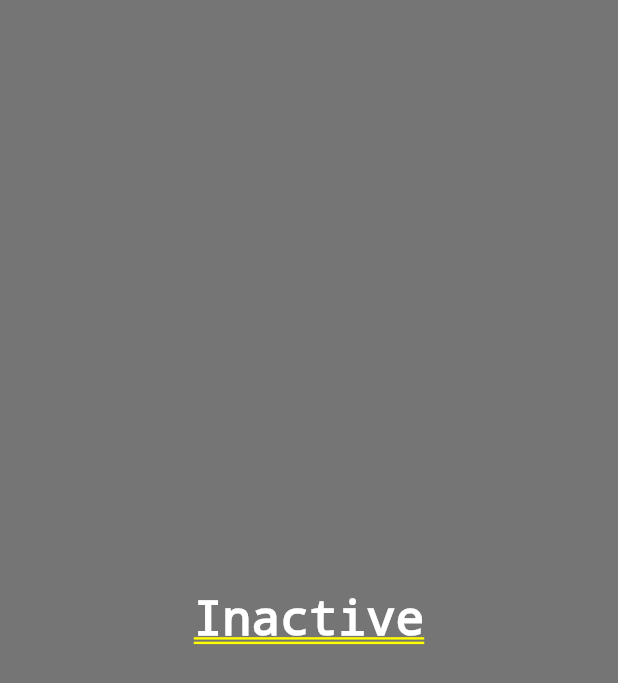
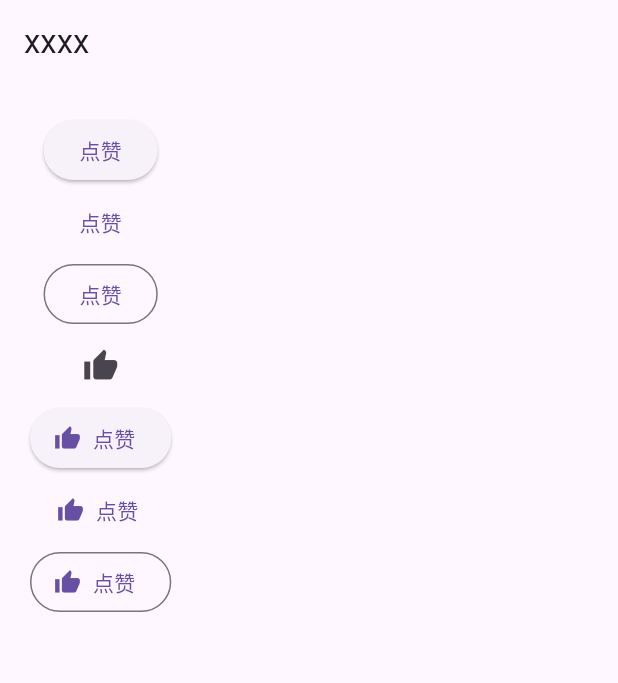
Before and after one commit to leoxoocanada/flutter_learning, a Flutter app: the screen it shows after launch, on a phone screen of 412 x 824 dp. Shown: the top 683 px of the screen. Run offline on Flutter 3.47's test engine with Material 3 defaults, Android fonts, the phone set to English and light mode, and no system bars.

Commit message:
ButtonDemo

```diff
--- a/lib/main.dart
+++ b/lib/main.dart
@@ -11,14 +11,183 @@ class MyApp extends StatelessWidget {
   Widget build(BuildContext context) {
     return MaterialApp(
       title: 'Flutter Demo',
-      theme: ThemeData(
-        colorScheme: ColorScheme.fromSeed(seedColor: Colors.deepPurple),
-        useMaterial3: true,
-      ),
-      home: TabBoxA(),
+      initialRoute: 'default',
+      // theme: ThemeData(
+      //   colorScheme: ColorScheme.fromSeed(seedColor: Colors.deepPurple),
+      //   useMaterial3: true,
+      // ),
+      // routes: {
+      //   'default': (context) => MyHomePage(title: 'Flutter Demo Home Page'),
+      //   'new': (context) => TipRoute(text: 'aaaaa',),
+      // },
+      home: MyHomePage(title: 'xxxx'),
     );
   }
 }
+
+class MyHomePage extends StatefulWidget {
+  MyHomePage({Key? key, required this.title}) : super(key: key);
+  final String title;
+
+  @override
+  _MyHomePageState createState() => _MyHomePageState();
+}
+
+class _MyHomePageState extends State<MyHomePage> {
+  @override
+  Widget build(BuildContext context) {
+    return Scaffold(
+      appBar: AppBar(
+        title: Text(widget.title),
+      ),
+      body: Padding(
+        padding: EdgeInsets.all(20),
+        child: ButtonDemo(),
+      ),
+    );
+  }
+}
+class ButtonDemo extends StatelessWidget {
+  @override
+  Widget build(BuildContext context) {
+    return Container(
+        child: Column(children: [
+          ElevatedButton(
+            child: Text('点赞'),
+            onPressed: () {
+              print('xxxxx');
+            }
+          ),
+          TextButton(
+            child: Text('点赞'),
+            onPressed: () {
+              print('xxxxx');
+            }
+          ),
+          OutlinedButton(
+            child: Text('点赞'),
+            onPressed: () {
+              print('xxxxx');
+            }
+          ),
+          IconButton(
+            icon: Icon(Icons.thumb_up),
+            onPressed: () {
+              print('xxxxx');
+            }
+          ),
+          ElevatedButton.icon(
+            icon: Icon(Icons.thumb_up),
+            label: Text('点赞'),
+            onPressed: () {
+              print('xxxxx');
+            }
+          ),
+          TextButton.icon(
+            icon: Icon(Icons.thumb_up),
+            label: Text('点赞'),
+            onPressed: () {
+              print('xxxxx');
+            }
+          ),
+          OutlinedButton.icon(
+            icon: Icon(Icons.thumb_up),
+            label: Text('点赞'),
+            onPressed: () {
+              print('xxxxx');
+            }
+          ),
+        ],)
+      );
+  }
+}
+// class _MyHomePageState extends State<MyHomePage> {
+//   int _counter = 0;
+
+//   void _incrementCounter() {
+//     setState(() {
+//       _counter++;
+//     });
+//   }
+
+//   @override
+//   Widget build(BuildContext context) {
+//     return Scaffold(
+//       appBar: AppBar(
+//         title: Text(widget.title),
+//       ),
+//       body: Center(
+//         child: Column(
+//           mainAxisAlignment: MainAxisAlignment.center,
+//           children: <Widget>[
+//             Text('You have pushed the button this many times:'),
+//             Text(
+//               '$_counter',
+//               style: Theme.of(context).textTheme.headline4,
+//             ),
+//             TextButton(
+//               child: Text('open new route'),
+//               onPressed: () async {
+//                 Navigator.pushNamed(context, 'new');
+//                 // Navigator.push(context, MaterialPageRoute(builder: (context) => NewRoute()));
+//                 // var result = await Navigator.push(
+//                 //     context,
+//                 //     MaterialPageRoute(
+//                 //         builder: (context) => TipRoute(text: 'xxxxx')));
+//                 // print('路由返回值:$result');
+//               },
+//             )
+//           ],
+//         ),
+//       ),
+//       floatingActionButton: FloatingActionButton(
+//         onPressed: _incrementCounter,
+//         tooltip: 'Increment',
+//         child: Icon(Icons.add),
+//       ), // This trailing comma makes auto-formatting nicer for build methods.
+//     );
+//   }
+// }
+
+// class TipRoute extends StatelessWidget {
+//   const TipRoute({Key? key, required this.text}) : super(key: key);
+
+//   final String text;
+
+//   @override
+//   Widget build(BuildContext context) {
+//     return Scaffold(
+//         appBar: AppBar(
+//           title: Text('提示'),
+//         ),
+//         body: Padding(
+//             padding: EdgeInsets.all(18),
+//             child: Center(
+//                 child: Column(children: [
+//               Text(text),
+//               ElevatedButton(
+//                 onPressed: () => Navigator.pop(context, '我是返回值'),
+//                 child: Text('返回'),
+//               )
+//             ]))));
+//   }
+// }
+
+// class NewRoute extends StatelessWidget {
+//   const NewRoute({super.key});
+
+//   @override
+//   Widget build(BuildContext context) {
+//     return Scaffold(
+//       appBar: AppBar(
+//         title: Text('New Route'),
+//       ),
+//       body: Center(
+//         child: Text('This is new route'),
+//       )
+//     );
+//   }
+// }
 
 // class CounterWidget extends StatefulWidget {
 //   final int initValue;
@@ -81,18 +250,6 @@ class MyApp extends StatelessWidget {
 //   }
 // }
 
-// class MyHomePage extends StatefulWidget {
-//   @override
-//   State<MyHomePage> createState() => _MyHomePageState();
-// }
-
-// class _MyHomePageState extends State<MyHomePage> {
-//   @override
-//   Widget build(BuildContext context) {
-//     return const Echo(text: 'XXXX', backgroundColor: Colors.deepOrange,);
-//   }
-// }
-
 
 // class Echo extends StatelessWidget {
 //   const Echo({ Key? key, required this.text, this.backgroundColor = Colors.grey }): super(key: key);
@@ -115,39 +272,39 @@ class MyApp extends StatelessWidget {
 //   }
 // }
 
-class TabBoxA extends StatefulWidget {
-  const TabBoxA({Key? key}) : super(key: key);
+// class TabBoxA extends StatefulWidget {
+//   const TabBoxA({Key? key}) : super(key: key);
 
-  @override
-  _TabBoxAState createState() => _TabBoxAState();
-}
+//   @override
+//   _TabBoxAState createState() => _TabBoxAState();
+// }
 
-class _TabBoxAState extends State {
-  bool _active = false;
+// class _TabBoxAState extends State {
+//   bool _active = false;
 
-  void _handleTap() {
-    setState(() {
-      _active = !_active;
-    });
-  }
+//   void _handleTap() {
+//     setState(() {
+//       _active = !_active;
+//     });
+//   }
 
-  @override
-  Widget build(BuildContext context) {
-    return GestureDetector(
-      onTap: _handleTap,
-      child: Container(
-        width: 200,
-        height: 200,
-        decoration: BoxDecoration(
-          color: _active ? Colors.lightGreen[700] : Colors.grey[600],
-        ),
-        child: Center(
-          child: Text(
-            _active ? 'Active' : 'Inactive',
-            style: const TextStyle(fontSize: 32.0, color: Colors.white),
-          )
-        )
-      )
-    );
-  }
-}
+//   @override
+//   Widget build(BuildContext context) {
+//     return GestureDetector(
+//       onTap: _handleTap,
+//       child: Container(
+//         width: 200,
+//         height: 200,
+//         decoration: BoxDecoration(
+//           color: _active ? Colors.lightGreen[700] : Colors.grey[600],
+//         ),
+//         child: Center(
+//           child: Text(
+//             _active ? 'Active' : 'Inactive',
+//             style: const TextStyle(fontSize: 32.0, color: Colors.white),
+//           )
+//         )
+//       )
+//     );
+//   }
+// }
```
